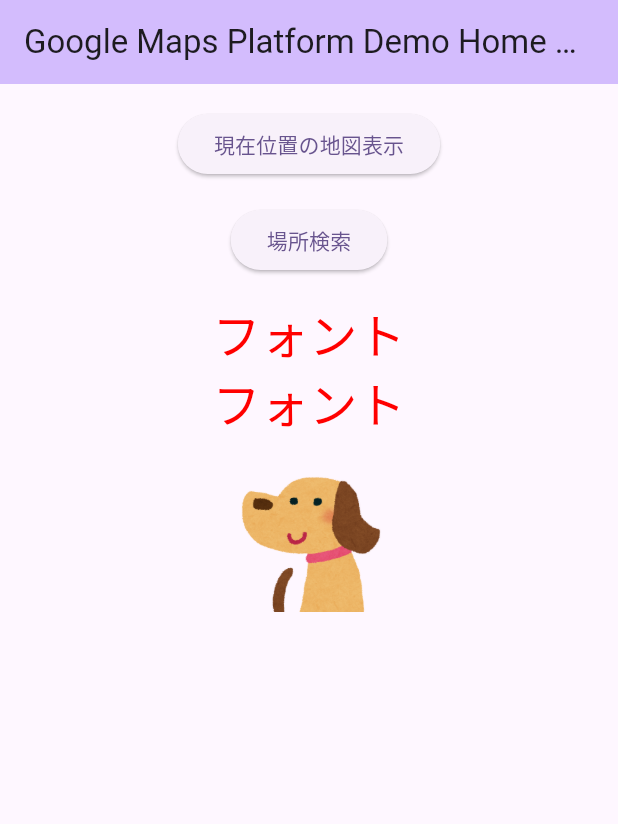
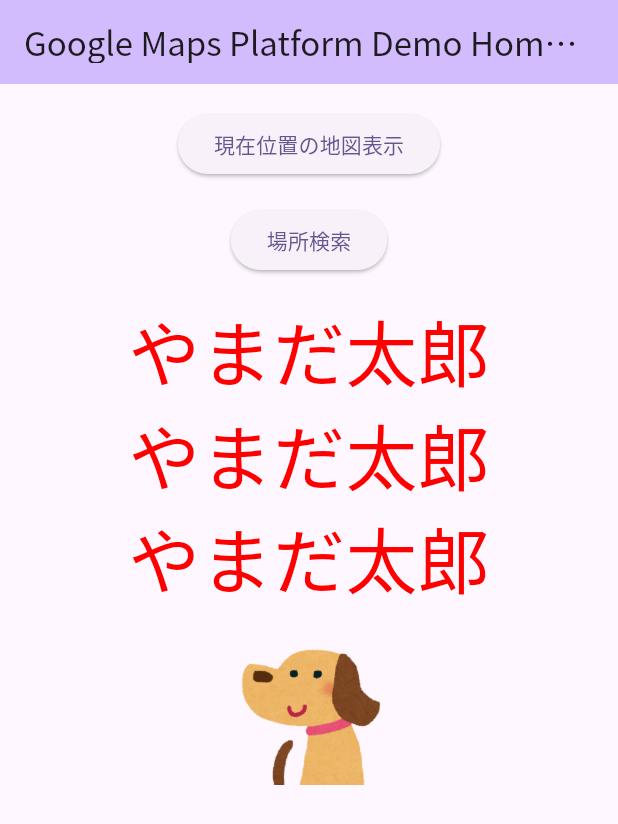
Before and after one commit to a-sasaoka/google_maps_platform, a Flutter app: the screen it shows after launch, on a phone screen of 412 x 824 dp. Shown: the top 824 px of the screen. Run offline on Flutter 3.47's test engine with Material 3 defaults, Android fonts, the phone set to English and light mode, and no system bars; our stand-ins replace flutter_dotenv, flutter_riverpod, freezed_annotation, gap, geolocator, google_maps_flutter; missing offline and left inert: flutter_polyline_points; Roboto replaces fonts that are missing (Murecho).

Commit message:
デフォルトフォントを変えた上で一部分は別のフォントにする

```diff
--- a/lib/gen/fonts.gen.dart
+++ b/lib/gen/fonts.gen.dart
@@ -12,4 +12,7 @@ class FontFamily {
 
   /// Font family: Murecho
   static const String murecho = 'Murecho';
+
+  /// Font family: Noto_Sans_JP
+  static const String notoSansJP = 'Noto_Sans_JP';
 }
--- a/lib/main.dart
+++ b/lib/main.dart
@@ -29,6 +29,7 @@ class MyApp extends StatelessWidget {
       theme: ThemeData(
         colorScheme: ColorScheme.fromSeed(seedColor: Colors.deepPurple),
         useMaterial3: true,
+        fontFamily: FontFamily.notoSansJP,
       ),
       home: const MyHomePage(title: 'Google Maps Platform Demo Home Page'),
     );
@@ -92,17 +93,25 @@ class _MyHomePageState extends State<MyHomePage> {
                     ),
                     const Gap(16),
                     const Text(
-                      'フォント',
+                      'やまだ太郎',
                       style: TextStyle(
-                        fontSize: 32,
+                        fontSize: 48,
                         color: ColorName.red,
                       ),
                     ),
                     const Text(
-                      'フォント',
+                      'やまだ太郎',
+                      style: TextStyle(
+                        fontFamily: FontFamily.notoSansJP,
+                        fontSize: 48,
+                        color: ColorName.red,
+                      ),
+                    ),
+                    const Text(
+                      'やまだ太郎',
                       style: TextStyle(
                         fontFamily: FontFamily.murecho,
-                        fontSize: 32,
+                        fontSize: 48,
                         color: ColorName.red,
                       ),
                     ),
```
Also changed, not shown: pubspec.yaml (+29 -9 lines), 1 other file.
